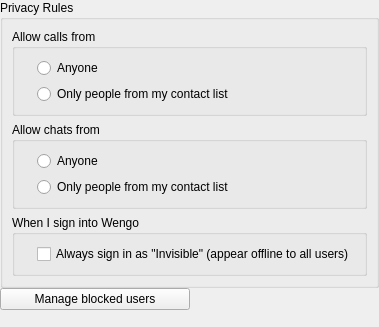
Above: wengophone/src/presentation/qt/config/PrivacySettings.ui from tkrotoff/WengoPhone before the change. Below: the same form after it.
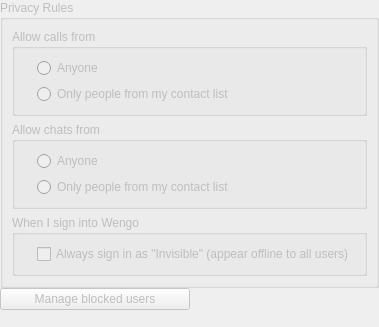
That is the form after the change. Icons and pictures are not drawn.

Commit message: Disable configuration panels that are not finished

Patch:
```diff
--- a/wengophone/src/presentation/qt/config/PrivacySettings.ui
+++ b/wengophone/src/presentation/qt/config/PrivacySettings.ui
@@ -4,6 +4,9 @@
  <exportmacro></exportmacro>
  <class>PrivacySettings</class>
  <widget class="QWidget" name="PrivacySettings" >
+  <property name="enabled" >
+   <bool>false</bool>
+  </property>
   <property name="geometry" >
    <rect>
     <x>0</x>
```
The commit also changes 3 other files.
